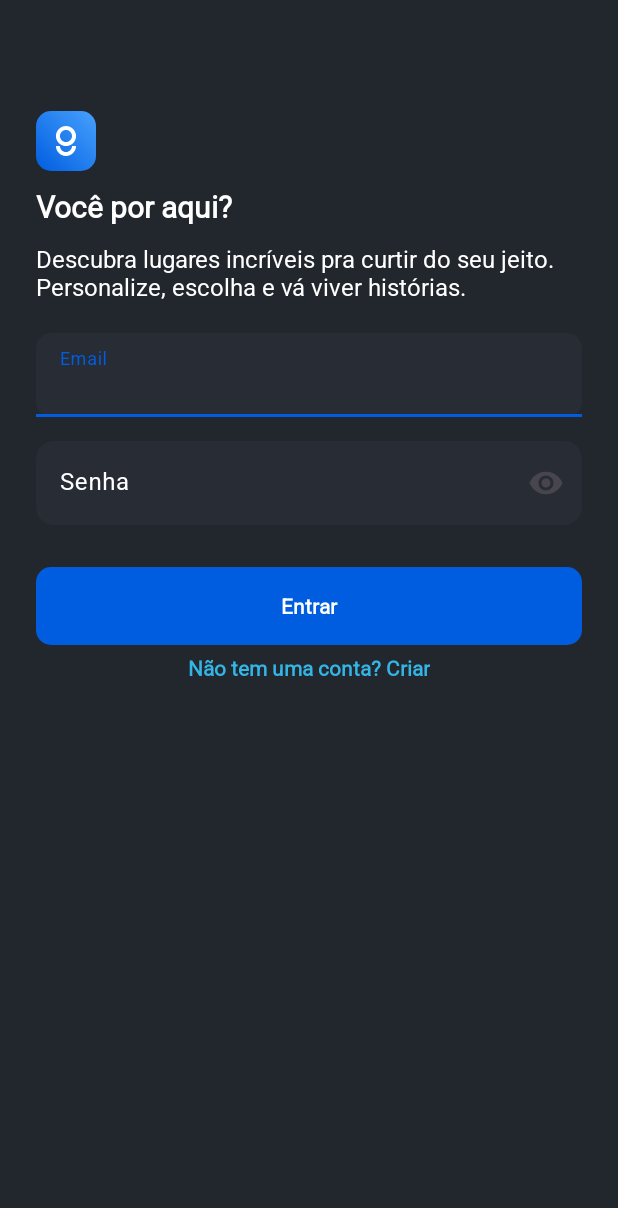
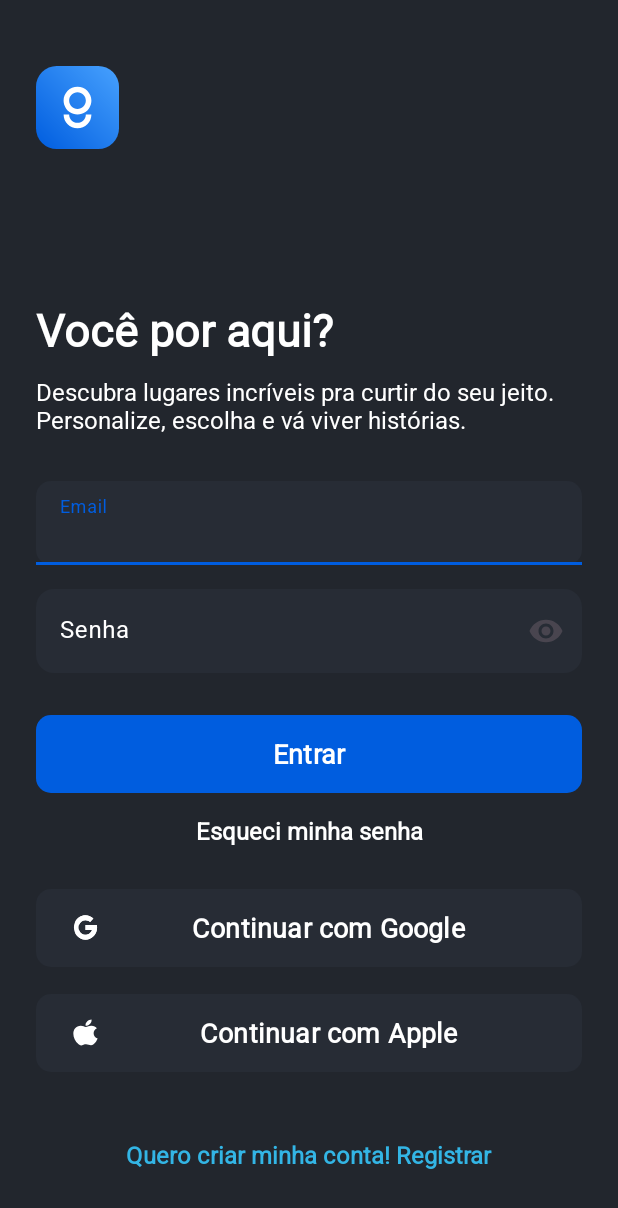
Before and after one commit to Habacuque-Gosch/OpenKnowledge-native, an Android app: the LoginActivity screen opened directly, with no data from a screen before it, on a phone screen of 412 x 824 dp. Shown: the top 1208 px of the screen. Run offline under Robolectric (Android 15) with nearby library versions, the phone set to English and light mode, and no system bars.

Commit message:
create new style and add buttons for login social in screen login

```diff
--- /dev/null
+++ b/app/src/main/res/drawable/ic_apple.xml
@@ -0,0 +1,9 @@
+<vector xmlns:android="http://schemas.android.com/apk/res/android"
+    android:width="20dp"
+    android:height="22dp"
+    android:viewportWidth="20"
+    android:viewportHeight="22">
+  <path
+      android:pathData="M15.997,20.657C14.834,21.766 13.564,21.591 12.342,21.066C11.049,20.529 9.862,20.506 8.497,21.066C6.788,21.789 5.886,21.579 4.865,20.657C-0.926,14.79 -0.072,5.854 6.503,5.528C8.105,5.609 9.221,6.391 10.158,6.461C11.559,6.181 12.9,5.376 14.395,5.481C16.187,5.621 17.54,6.321 18.43,7.581C14.728,9.762 15.606,14.557 19,15.898C18.323,17.648 17.445,19.386 15.986,20.669L15.997,20.657ZM10.04,5.458C9.862,2.856 12.01,0.71 14.478,0.5C14.823,3.51 11.701,5.749 10.04,5.458Z"
+      android:fillColor="#ffffff"/>
+</vector>
--- /dev/null
+++ b/app/src/main/res/drawable/ic_google.xml
@@ -0,0 +1,11 @@
+<vector xmlns:android="http://schemas.android.com/apk/res/android" android:height="19.047619dp" android:viewportHeight="20" android:viewportWidth="21" android:width="20dp">
+
+    <path android:fillColor="#ffffff" android:pathData="M19.325,8.237H18.6V8.2H10.5V11.8H15.586C14.844,13.896 12.85,15.4 10.5,15.4C7.518,15.4 5.1,12.982 5.1,10C5.1,7.018 7.518,4.6 10.5,4.6C11.877,4.6 13.129,5.119 14.082,5.968L16.628,3.422C15.021,1.924 12.871,1 10.5,1C5.53,1 1.5,5.03 1.5,10C1.5,14.97 5.53,19 10.5,19C15.47,19 19.5,14.97 19.5,10C19.5,9.397 19.438,8.807 19.325,8.237Z"/>
+
+    <path android:fillColor="#ffffff" android:pathData="M2.538,5.811L5.495,7.979C6.295,5.999 8.232,4.6 10.5,4.6C11.877,4.6 13.129,5.119 14.082,5.968L16.628,3.422C15.021,1.924 12.871,1 10.5,1C7.043,1 4.045,2.952 2.538,5.811Z"/>
+
+    <path android:fillColor="#ffffff" android:pathData="M10.5,19C12.825,19 14.937,18.11 16.534,16.664L13.748,14.307C12.815,15.017 11.673,15.401 10.5,15.4C8.159,15.4 6.171,13.907 5.423,11.824L2.488,14.086C3.977,17 7.002,19 10.5,19Z"/>
+
+    <path android:fillColor="#ffffff" android:pathData="M19.318,8.2L18.6,8.2H10.5V11.8H15.586C15.231,12.797 14.592,13.669 13.747,14.307L13.748,14.307L16.534,16.664C16.337,16.843 19.5,14.5 19.5,10C19.5,9.397 19.431,8.77 19.318,8.2Z"/>
+
+</vector>
--- a/app/src/main/res/layout/activity_login.xml
+++ b/app/src/main/res/layout/activity_login.xml
@@ -10,24 +10,24 @@
     <!-- Logo -->
     <ImageView
         android:id="@+id/imgLogo"
-        android:layout_width="40dp"
-        android:layout_height="40dp"
+        android:layout_width="55dp"
+        android:layout_height="55dp"
         android:src="@drawable/ic_logo"
         app:layout_constraintBottom_toTopOf="@id/tvTitle"
         app:layout_constraintStart_toStartOf="parent"
         app:layout_constraintTop_toTopOf="parent"
-        android:layout_marginTop="50dp"/>
-
+        android:layout_marginTop="20dp"/>
+    <!--  Title  -->
     <TextView
         android:id="@+id/tvTitle"
         android:layout_width="wrap_content"
         android:layout_height="wrap_content"
         android:text="Você por aqui?"
         android:textColor="@color/white"
-        android:textSize="20sp"
+        android:textSize="30sp"
         app:layout_constraintTop_toBottomOf="@id/imgLogo"
         app:layout_constraintStart_toStartOf="parent"
-        android:layout_marginTop="10dp"
+        android:layout_marginTop="100dp"
         android:fontFamily="@font/roboto_bold"
         android:textFontWeight="900"
         app:layout_constraintVertical_chainStyle="packed"/>
@@ -58,7 +58,7 @@
         app:layout_constraintStart_toStartOf="parent"
         app:layout_constraintEnd_toEndOf="parent"
         app:layout_constraintBottom_toTopOf="@id/passwordLayout"
-        android:layout_marginTop="20dp"
+        android:layout_marginTop="30dp"
         android:layout_marginBottom="16dp"
         app:layout_constraintVertical_chainStyle="packed">
 
@@ -98,11 +98,12 @@
             android:textColorHint="@color/white" />
     </com.google.android.material.textfield.TextInputLayout>
 
-    <!-- Botão Criar Conta -->
+    <!-- Botão Entrar -->
     <com.google.android.material.button.MaterialButton
         android:id="@+id/loginButton"
         style="@style/FormButton"
         android:text="Entrar"
+        android:textSize="18sp"
         android:layout_width="0dp"
         android:layout_height="wrap_content"
         app:layout_constraintTop_toBottomOf="@id/passwordLayout"
@@ -110,17 +111,60 @@
         app:layout_constraintEnd_toEndOf="parent"
         android:layout_marginTop="24dp"/>
 
+    <!-- Texto Esqueci minha senha -->
+    <TextView
+        android:id="@+id/forgetPassword"
+        android:layout_width="wrap_content"
+        android:layout_height="wrap_content"
+        android:text="Esqueci minha senha"
+        android:textColor="@color/white"
+        android:textStyle="bold"
+        android:textSize="16sp"
+        app:layout_constraintTop_toBottomOf="@id/loginButton"
+        app:layout_constraintStart_toStartOf="parent"
+        app:layout_constraintEnd_toEndOf="parent"
+        android:layout_marginTop="10dp"/>
+
+    <!-- Botão Login Social Google -->
+    <com.google.android.material.button.MaterialButton
+        style="@style/FormButtonDisabled"
+        android:id="@+id/loginSocialGoogle"
+        android:text="Continuar com Google"
+        android:textSize="18sp"
+        android:layout_width="0dp"
+        android:layout_height="wrap_content"
+        app:icon="@drawable/ic_google"
+        app:layout_constraintTop_toBottomOf="@id/forgetPassword"
+        app:layout_constraintStart_toStartOf="parent"
+        app:layout_constraintEnd_toEndOf="parent"
+        android:layout_marginTop="24dp"/>
+
+    <!-- Botão Login Social Apple -->
+    <com.google.android.material.button.MaterialButton
+        style="@style/FormButtonDisabled"
+        android:id="@+id/loginSocialApple"
+        android:text="Continuar com Apple"
+        android:textSize="18sp"
+        android:layout_width="0dp"
+        android:layout_height="wrap_content"
+        app:icon="@drawable/ic_apple"
+        app:layout_constraintTop_toBottomOf="@id/loginSocialGoogle"
+        app:layout_constraintStart_toStartOf="parent"
+        app:layout_constraintEnd_toEndOf="parent"
+        android:layout_marginTop="10dp"/>
+
     <!-- Texto Entrar -->
     <TextView
         android:id="@+id/registerText"
         android:layout_width="wrap_content"
         android:layout_height="wrap_content"
-        android:text="Não tem uma conta? Criar"
+        android:text="Quero criar minha conta! Registrar"
         android:textColor="@android:color/holo_blue_light"
         android:textStyle="bold"
-        app:layout_constraintTop_toBottomOf="@id/loginButton"
+        android:textSize="16sp"
+        app:layout_constraintTop_toBottomOf="@id/loginSocialApple"
         app:layout_constraintStart_toStartOf="parent"
         app:layout_constraintEnd_toEndOf="parent"
-        android:layout_marginTop="1dp"/>
+        android:layout_marginTop="40dp"/>
 
 </androidx.constraintlayout.widget.ConstraintLayout>
--- a/app/src/main/res/values/syles.xml
+++ b/app/src/main/res/values/syles.xml
@@ -23,6 +23,14 @@
         <item name="boxStrokeColor">@color/primary_blue</item>
     </style>
 
+    <!-- Botão azul sólido -->
+    <style name="FormButtonDisabled" parent="Widget.Material3.Button">
+        <item name="android:textColor">@color/white</item>
+        <item name="backgroundTint">@color/primary_midnightblack</item>
+        <item name="android:height">60dp</item>
+        <item name="cornerRadius">10dp</item>
+        <item name="android:textStyle">bold</item>
+    </style>
 
     <!-- Botão azul sólido -->
     <style name="FormButton" parent="Widget.Material3.Button">
@@ -32,6 +40,7 @@
         <item name="cornerRadius">10dp</item>
         <item name="android:textStyle">bold</item>
     </style>
+
     <!-- Botão branco (inverso) -->
     <style name="FormButtonWhite" parent="Widget.Material3.Button">
         <item name="android:textColor">@color/primary_blue</item>
```
Also changed, not shown: app/src/main/res/layout/activity_profile.xml (+25 -8 lines), app/src/main/res/layout/activity_register.xml (+20 -12 lines).
